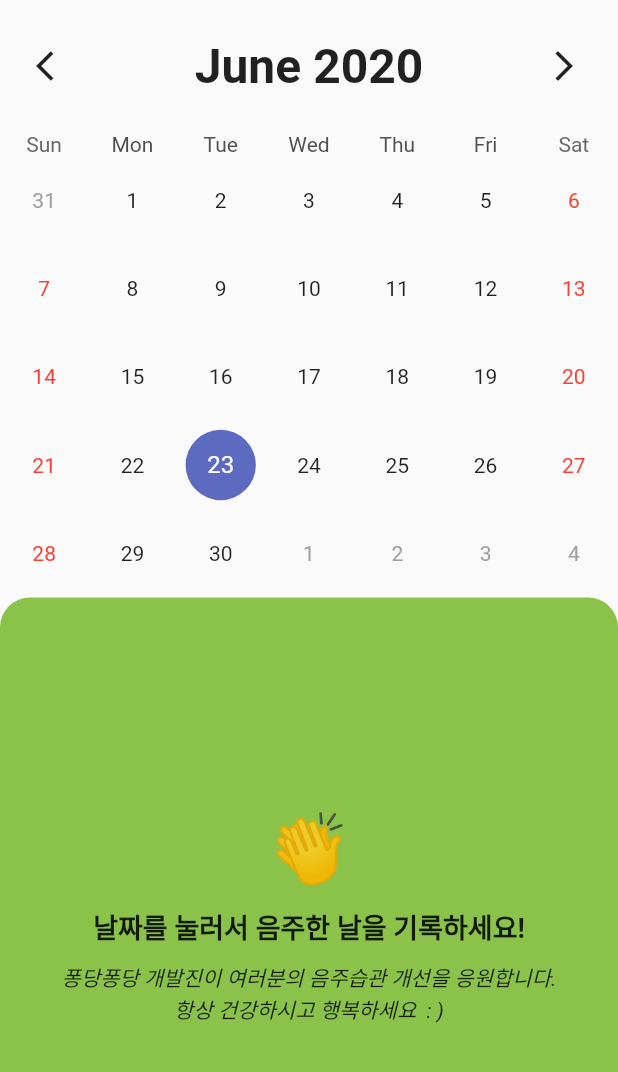
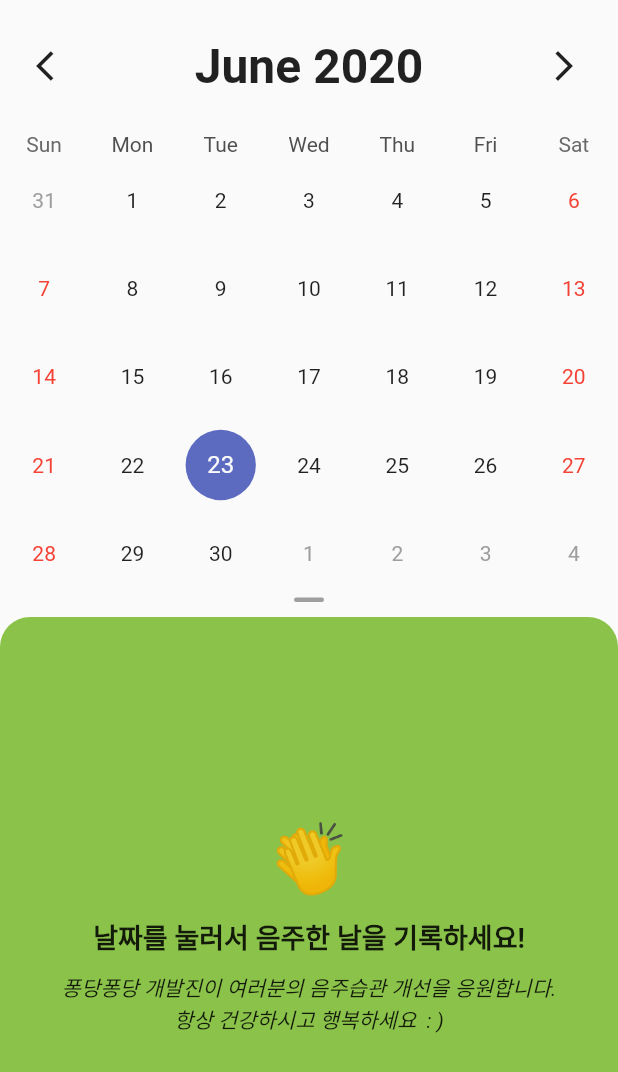
Before and after one commit to junhaddi/Pongdang, a Flutter app: the screen it shows after launch, on a phone screen of 412 x 824 dp. Shown: the top 1072 px of the screen. Run offline on Flutter 3.47's test engine with Material 2 defaults, Android fonts, the phone set to English and light mode, and no system bars; drawn by our look-alikes of table_calendar; our stand-ins replace shared_preferences; Roboto replaces fonts that are missing (NanumBarunGothic).

Commit message:
현황 스크린 구현

```diff
--- a/lib/main.dart
+++ b/lib/main.dart
@@ -2,6 +2,7 @@ import 'package:flutter/material.dart';
 import 'package:flutter/services.dart';
 import 'package:pongdang/screens/index_screen.dart';
 import 'package:pongdang/screens/splash_screen.dart';
+import 'package:pongdang/screens/state_screen.dart';
 import 'package:shared_preferences/shared_preferences.dart';
 
 Future<void> main() async {
@@ -31,6 +32,7 @@ class MyApp extends StatelessWidget {
       debugShowCheckedModeBanner: false,
       routes: <String, WidgetBuilder>{
         '/index': (BuildContext context) => IndexScreen(prefs: prefs),
+        '/state': (BuildContext context) => StateScreen(prefs: prefs),
       },
       home: SplashScreen(),
     );
--- a/lib/screens/index_screen.dart
+++ b/lib/screens/index_screen.dart
@@ -154,6 +154,17 @@ class _IndexScreenState extends State<IndexScreen> {
                       }
                     },
                   ),
+                  Container(
+                    width: 20.0,
+                    height: 3.0,
+                    decoration: BoxDecoration(
+                      color: Colors.grey,
+                      borderRadius: BorderRadius.circular(50.0),
+                    ),
+                  ),
+                  SizedBox(
+                    height: 10.0,
+                  ),
                 ],
               ),
               Expanded(
@@ -213,10 +224,11 @@ class _IndexScreenState extends State<IndexScreen> {
                           children: <Widget>[
                             Padding(
                               padding: EdgeInsets.only(
-                                  left: 16.0,
-                                  right: 16.0,
-                                  top: 24.0,
-                                  bottom: 20.0),
+                                left: 16.0,
+                                right: 24.0,
+                                top: 24.0,
+                                bottom: 20.0,
+                              ),
                               child: Row(
                                 mainAxisAlignment:
                                     MainAxisAlignment.spaceBetween,
@@ -227,7 +239,12 @@ class _IndexScreenState extends State<IndexScreen> {
                                       fontSize: 18.0,
                                     ),
                                   ),
-                                  Icon(Icons.graphic_eq),
+                                  GestureDetector(
+                                    onTap: () {
+                                      Navigator.of(context).pushNamed('/state');
+                                    },
+                                    child: Icon(Icons.list),
+                                  ),
                                 ],
                               ),
                             ),
```
Also changed, not shown: lib/screens/state_screen.dart (added, +18 -0 lines).
